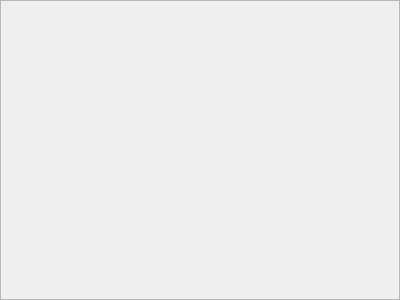
Sryther/mini-chat, file optionswindow.ui: the form before one commit.
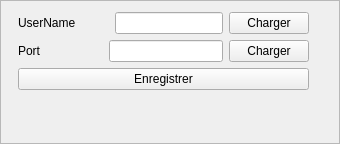
The form after the commit.

Commit message: Creation de la fenetre d'options

What changed in the file:
```diff
--- a/optionswindow.ui
+++ b/optionswindow.ui
@@ -6,8 +6,8 @@
    <rect>
     <x>0</x>
     <y>0</y>
-    <width>400</width>
-    <height>300</height>
+    <width>340</width>
+    <height>144</height>
    </rect>
   </property>
   <property name="windowTitle">
@@ -19,6 +19,102 @@
   <property name="frameShadow">
    <enum>QFrame::Raised</enum>
   </property>
+  <layout class="QFormLayout" name="formLayout_2">
+   <item row="0" column="0">
+    <layout class="QFormLayout" name="formLayout">
+     <property name="fieldGrowthPolicy">
+      <enum>QFormLayout::AllNonFixedFieldsGrow</enum>
+     </property>
+     <property name="labelAlignment">
+      <set>Qt::AlignJustify|Qt::AlignVCenter</set>
+     </property>
+     <property name="formAlignment">
+      <set>Qt::AlignJustify|Qt::AlignTop</set>
+     </property>
+     <item row="1" column="1">
+      <layout class="QHBoxLayout" name="horizontalLayout">
+       <item>
+        <widget class="QLabel" name="label">
+         <property name="text">
+          <string>UserName</string>
+         </property>
+        </widget>
+       </item>
+       <item>
+        <spacer name="horizontalSpacer_2">
+         <property name="orientation">
+          <enum>Qt::Horizontal</enum>
+         </property>
+         <property name="sizeType">
+          <enum>QSizePolicy::Fixed</enum>
+         </property>
+         <property name="sizeHint" stdset="0">
+          <size>
+           <width>33</width>
+           <height>20</height>
+          </size>
+         </property>
+        </spacer>
+       </item>
+       <item>
+        <widget class="QLineEdit" name="lineEdit"/>
+       </item>
+       <item>
+        <widget class="QPushButton" name="pushButton">
+         <property name="text">
+          <string>Charger</string>
+         </property>
+        </widget>
+       </item>
+      </layout>
+     </item>
+     <item row="2" column="1">
+      <layout class="QHBoxLayout" name="horizontalLayout_2">
+       <item>
+        <widget class="QLabel" name="label_2">
+         <property name="text">
+          <string>Port</string>
+         </property>
+        </widget>
+       </item>
+       <item>
+        <spacer name="horizontalSpacer">
+         <property name="orientation">
+          <enum>Qt::Horizontal</enum>
+         </property>
+         <property name="sizeType">
+          <enum>QSizePolicy::Fixed</enum>
+         </property>
+         <property name="sizeHint" stdset="0">
+          <size>
+           <width>62</width>
+           <height>20</height>
+          </size>
+         </property>
+        </spacer>
+       </item>
+       <item>
+        <widget class="QLineEdit" name="lineEdit_2"/>
+       </item>
+       <item>
+        <widget class="QPushButton" name="pushButton_2">
+         <property name="text">
+          <string>Charger</string>
+         </property>
+        </widget>
+       </item>
+      </layout>
+     </item>
+     <item row="3" column="1">
+      <widget class="QPushButton" name="pushButton_3">
+       <property name="text">
+        <string>Enregistrer</string>
+       </property>
+      </widget>
+     </item>
+    </layout>
+   </item>
+  </layout>
  </widget>
  <resources/>
  <connections/>
```
The commit also changes 1 other file.
